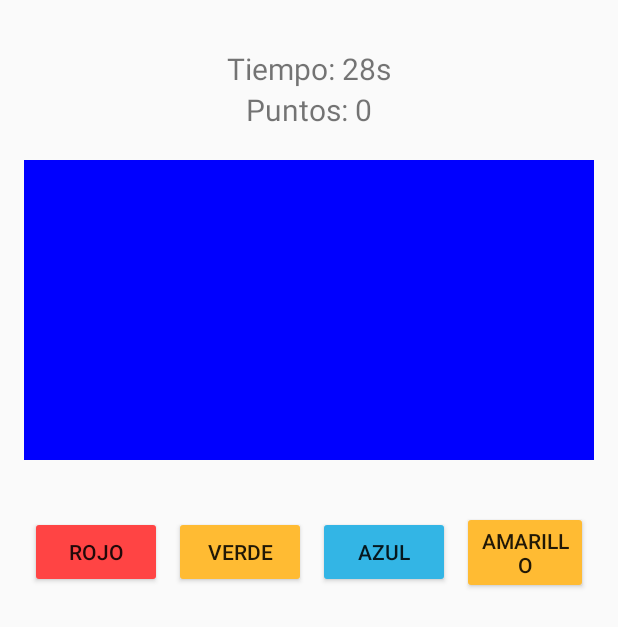
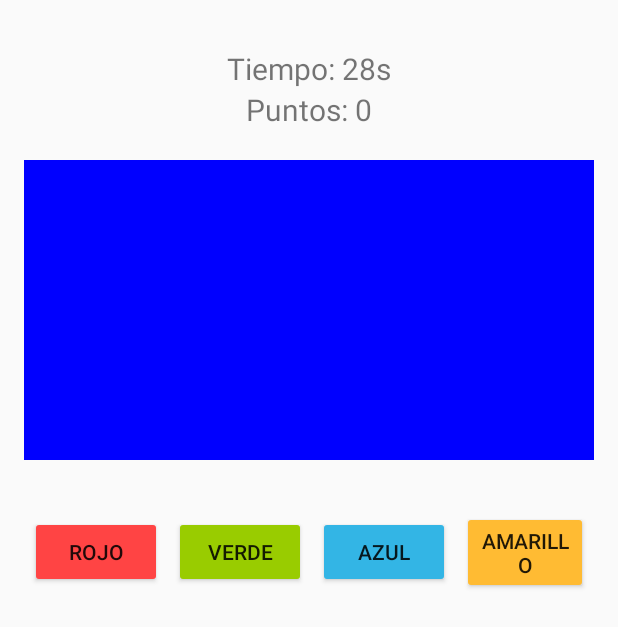
Before and after one commit to dleonaraujo/PPDM_Pafcial_2025, an Android app built with Jetpack Compose: the GameFragment screen opened through its navigation route, on a phone screen of 412 x 824 dp. Shown: the top 627 px of the screen. Run offline under Robolectric (Android 15) with nearby library versions, the phone set to English and light mode, and no system bars.

Commit message:
Agregando el README.md

```diff
--- a/game_color/app/src/main/java/com/ppdm/game_color/MainActivity.kt
+++ b/game_color/app/src/main/java/com/ppdm/game_color/MainActivity.kt
@@ -1,9 +1,6 @@
 package com.ppdm.game_color
 
 import android.os.Bundle
-import androidx.activity.ComponentActivity
-import androidx.activity.compose.setContent
-import androidx.navigation.fragment.NavHostFragment
 import androidx.fragment.app.FragmentActivity
 
 
--- a/game_color/app/src/main/res/layout/fragment_game.xml
+++ b/game_color/app/src/main/res/layout/fragment_game.xml
@@ -45,7 +45,7 @@
             android:layout_width="match_parent"
             android:layout_height="wrap_content"
             android:text="Verde"
-            android:backgroundTint="@android:color/holo_orange_light"
+            android:backgroundTint="@android:color/holo_green_light"
             android:layout_margin="4dp" />
 
         <Button
--- a/game_color/app/src/main/res/layout/fragment_result.xml
+++ b/game_color/app/src/main/res/layout/fragment_result.xml
@@ -5,6 +5,8 @@
 
     <TextView
         android:id="@+id/TextoPuntaje"
+        android:layout_width="wrap_content"
+        android:layout_height="wrap_content"
         android:text="Puntaje: 0"
         android:textSize="24sp"
         android:textStyle="bold"
@@ -12,12 +14,16 @@
 
     <TextView
         android:id="@+id/TextoMensaje"
+        android:layout_width="wrap_content"
+        android:layout_height="wrap_content"
         android:text="¡Bien hecho!"
         android:textSize="20sp"
         android:layout_marginBottom="10dp" />
 
     <TextView
         android:id="@+id/TextoPuntajeAlto"
+        android:layout_width="wrap_content"
+        android:layout_height="wrap_content"
         android:text="Puntaje más alto: 0"
         android:textSize="16sp"
         android:layout_marginBottom="20dp" />
```
